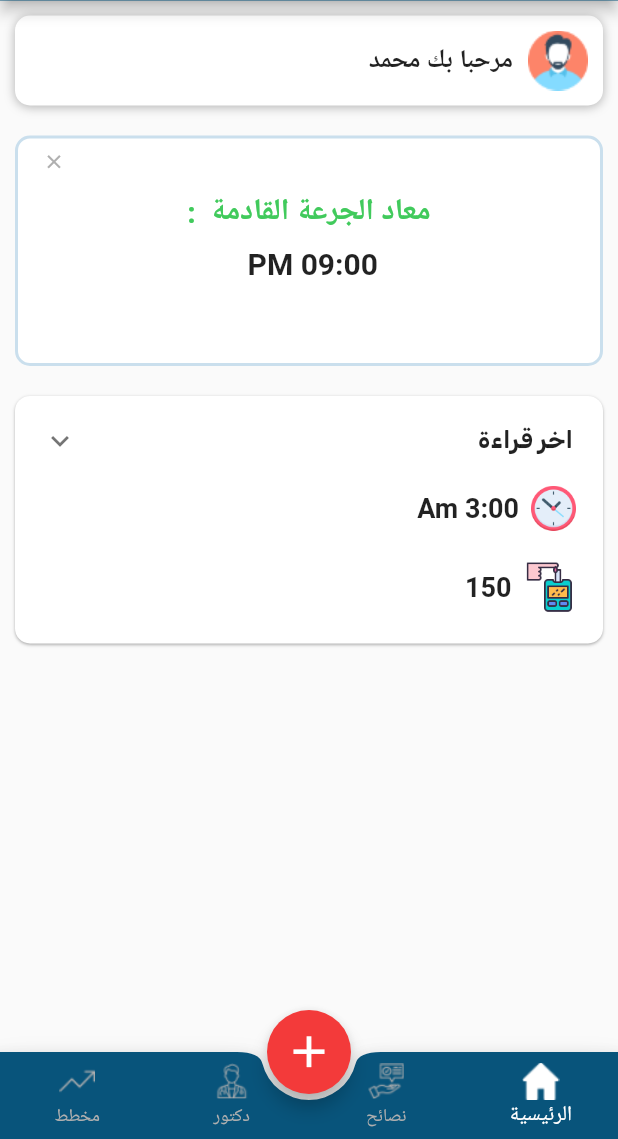
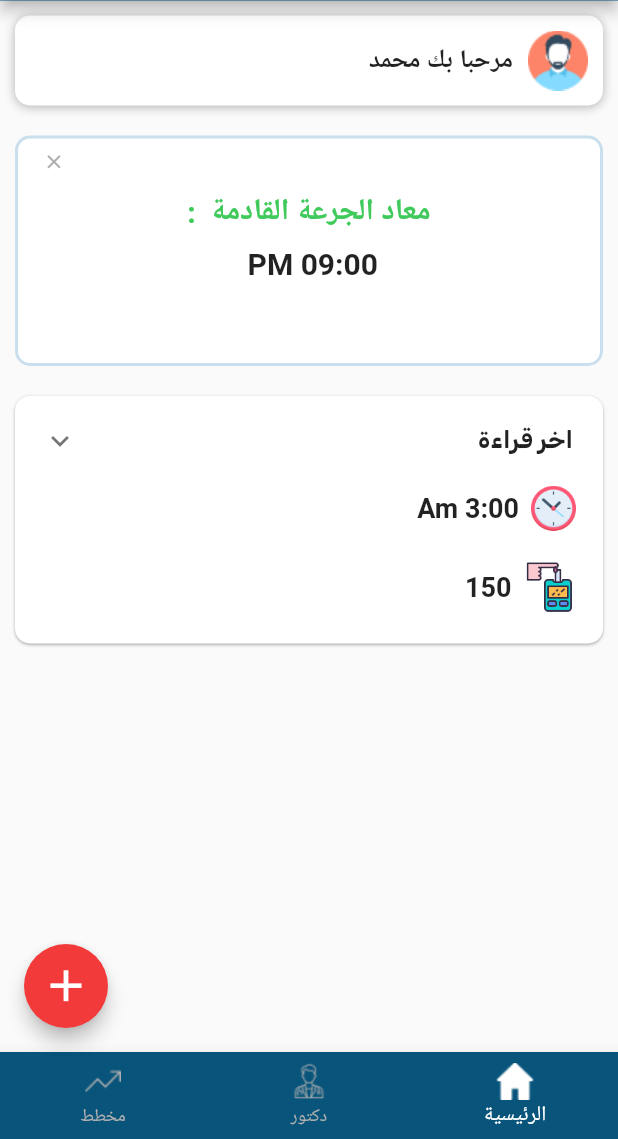
Before and after one commit to haneengheas/sakarak_baman, a Flutter app: the screen it shows after launch, after a tap on "دخول", on a phone screen of 412 x 824 dp, the part 97-1236 px from its top. Run offline on Flutter 3.47's test engine with Material 2 defaults, Android fonts, the phone set to English and light mode, and no system bars; drawn by our look-alikes of expandable; our stand-ins replace google_fonts, intro_slider, syncfusion_flutter_charts; Roboto replaces fonts that are missing (Tajawal).

Commit message:
navigatio screen editing { - delete advicescreen - edit floatingactionbuttonlocation }

```diff
--- a/lib/screens/navigation_screen/view.dart
+++ b/lib/screens/navigation_screen/view.dart
@@ -3,7 +3,7 @@ import 'package:google_fonts/google_fonts.dart';
 
 import '../../const/colors.dart';
 import '../../const/size.dart';
-import '../advice_screen/view.dart';
+
 import '../chart/view.dart';
 import '../doctor_screen/view.dart';
 import '../home_screen/view.dart';
@@ -17,14 +17,14 @@ class NavigationScreen extends StatefulWidget {
 }
 
 class _NavigationScreenState extends State<NavigationScreen> {
-  int pageindex = 3;
+  int pageindex = 2;
   List<Widget> pages = [
     const ChartScreen(),
     const DoctorScreen(),
-    const AdviceScreen(),
     const HomeScreen()
   ];
 
+//const AdviceScreen(),
   @override
   Widget build(BuildContext context) {
     return Scaffold(
@@ -54,11 +54,11 @@ class _NavigationScreenState extends State<NavigationScreen> {
                   AssetImage('assets/doctor.png'),
                 ),
                 label: 'دكتور'),
-            BottomNavigationBarItem(
-                icon: ImageIcon(
-                  AssetImage('assets/advice.png'),
-                ),
-                label: 'نصائح'),
+            // BottomNavigationBarItem(
+            //     icon: ImageIcon(
+            //       AssetImage('assets/advice.png'),
+            //     ),
+            //     label: 'نصائح'),
             BottomNavigationBarItem(
                 icon: ImageIcon(
                   AssetImage('assets/home.png'),
@@ -82,7 +82,8 @@ class _NavigationScreenState extends State<NavigationScreen> {
                 builder: (builder) {
                   return Container(
                     height: height(context, 2.5),
-                    padding: const EdgeInsets.symmetric(horizontal: 15 ,vertical: 15),
+                    padding: const EdgeInsets.symmetric(
+                        horizontal: 15, vertical: 15),
                     child: Column(
                       crossAxisAlignment: CrossAxisAlignment.end,
                       children: [
@@ -157,7 +158,7 @@ class _NavigationScreenState extends State<NavigationScreen> {
             color: white1,
             size: 35,
           )),
-      floatingActionButtonLocation: FloatingActionButtonLocation.centerDocked,
+      floatingActionButtonLocation: FloatingActionButtonLocation.startFloat,
     );
   }
 }
--- a/lib/screens/registration/login_screen/view.dart
+++ b/lib/screens/registration/login_screen/view.dart
@@ -86,7 +86,7 @@ class _LoginState extends State<Login> {
                             context,
                             MaterialPageRoute(
                                 builder: (_) => const ForgetPassword())),
-                        child: Text("هل نسيت كلمه المرور؟",
+                        child: Text("هل نسيت كلمة المرور؟",
                             style: GoogleFonts.tajawal(
                               fontSize: 16,
                               color: blue,
```
Also changed, not shown: 1 other file.
